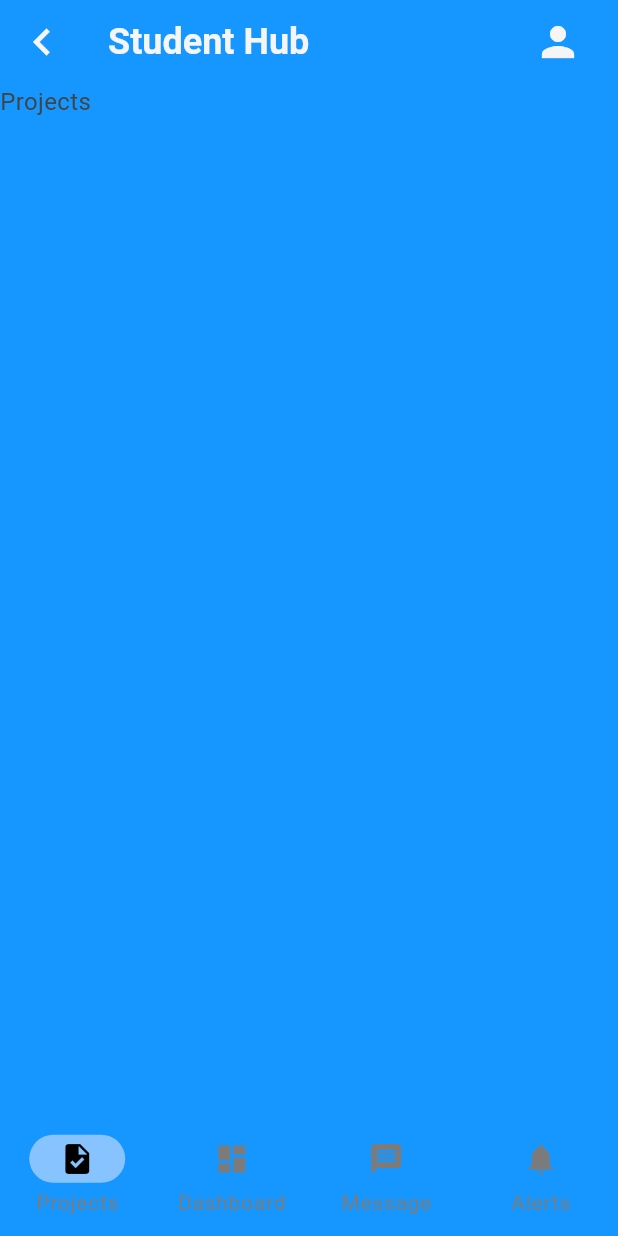
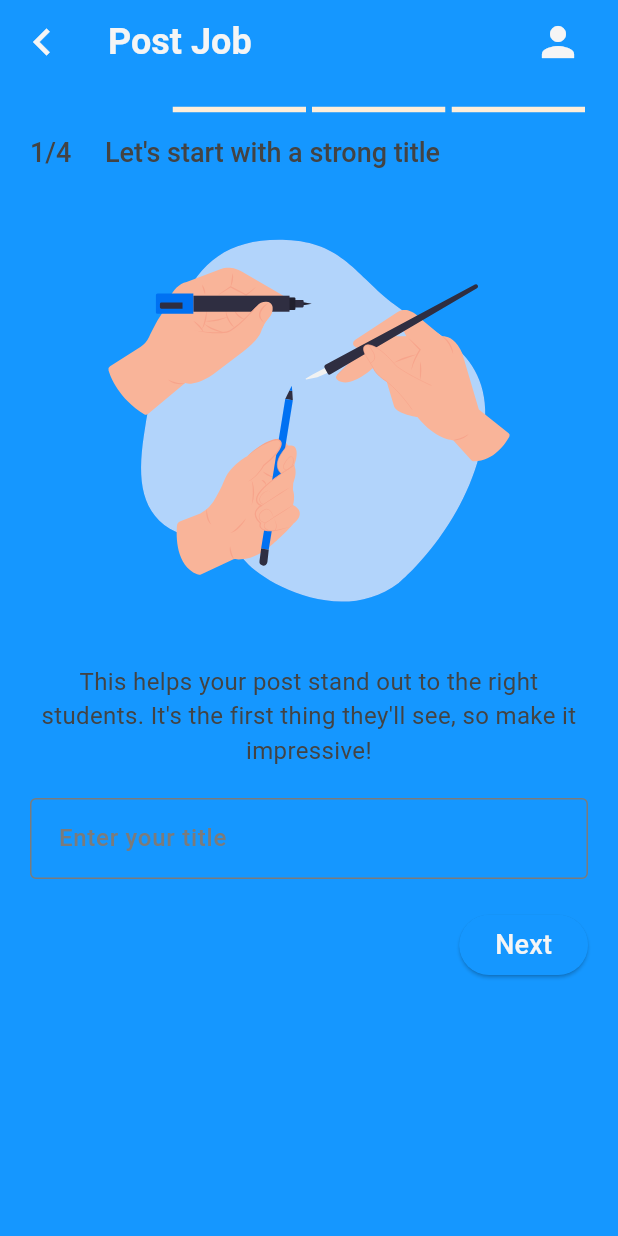
Before and after one commit to PhuocDinh462/student_hub, a Flutter app: the screen it shows after launch, on a phone screen of 412 x 824 dp. Run offline on Flutter 3.47's test engine with Material 3 defaults, Android fonts, the phone set to English and light mode, and no system bars; drawn by our look-alikes of step_progress_indicator; our stand-ins replace flutter_svg, gap, pinput, shared_preferences; missing offline and left inert: country_flags, language_code; generated files the repository leaves out were written again.

Commit message:
feat: post job step 1

```diff
--- a/lib/main.dart
+++ b/lib/main.dart
@@ -36,7 +36,7 @@ class MyApp extends StatelessWidget {
       supportedLocales: AppLocalizations.supportedLocales,
       locale: Locale(themeProvider.getLanguage),
       routes: AppRoutes.routes,
-      initialRoute: '/nav',
+      initialRoute: '/post_job',
       debugShowCheckedModeBanner: false,
       theme:
           themeProvider.getThemeMode ? AppTheme.darkTheme : AppTheme.lightTheme,
--- a/lib/routes/app_routes.dart
+++ b/lib/routes/app_routes.dart
@@ -12,6 +12,7 @@ import 'package:student_hub/screens/authentication/login.dart';
 import 'package:student_hub/screens/authentication/sign_up_option.dart';
 import 'package:student_hub/screens/authentication/verify_code.dart';
 import 'package:student_hub/screens/home/Home.dart';
+import 'package:student_hub/screens/post_job/post_job.dart';
 import 'package:student_hub/screens/profile/profile.dart';
 import 'package:student_hub/screens/profile/profile_input.dart';
 import 'package:student_hub/screens/welcome/welcome.dart';
@@ -36,6 +37,7 @@ class AppRoutes {
   static const String account = '/account';
   static const String settings = '/account/settings';
   static const String languages = '/account/settings/languages';
+  static const String postJob = '/post_job';
 
   static Map<String, WidgetBuilder> routes = {
     home: (context) => const AccountHeader(title: 'Home', body: Home()),
@@ -59,5 +61,7 @@ class AppRoutes {
         const AccountHeader(title: 'Settings', body: Settings()),
     languages: (context) =>
         const AccountHeader(title: 'Languages', body: Languages()),
+    postJob: (context) =>
+        const AccountHeader(title: 'Post Job', body: PostJob()),
   };
 }
--- a/lib/screens/dashboard/dashboard.dart
+++ b/lib/screens/dashboard/dashboard.dart
@@ -1,5 +1,4 @@
 import 'package:flutter/material.dart';
-import 'package:gap/gap.dart';
 import 'package:provider/provider.dart';
 import 'package:student_hub/constants/theme.dart';
 import 'package:student_hub/providers/theme_provider.dart';
--- /dev/null
+++ b/lib/screens/post_job/post_job.dart
@@ -0,0 +1,40 @@
+import 'package:flutter/material.dart';
+import 'package:gap/gap.dart';
+import 'package:step_progress_indicator/step_progress_indicator.dart';
+import 'package:student_hub/constants/theme.dart';
+import 'package:student_hub/screens/post_job/widgets/step1.dart';
+
+class PostJob extends StatefulWidget {
+  const PostJob({super.key});
+
+  @override
+  createState() => _PostJobState();
+}
+
+class _PostJobState extends State<PostJob> {
+  final int _currentStep = 1;
+
+  @override
+  Widget build(BuildContext context) {
+    return Container(
+      width: double.infinity,
+      margin: const EdgeInsets.symmetric(horizontal: 20),
+      child: SingleChildScrollView(
+        child: Column(
+          children: [
+            const Gap(15),
+            StepProgressIndicator(
+              totalSteps: 4,
+              currentStep: _currentStep,
+              selectedColor: primary_300,
+              unselectedColor: primary_50,
+            ),
+            const Gap(15),
+            const Step1(),
+            const Gap(15),
+          ],
+        ),
+      ),
+    );
+  }
+}
--- /dev/null
+++ b/lib/screens/post_job/widgets/step1.dart
@@ -0,0 +1,80 @@
+import 'package:flutter/material.dart';
+import 'package:gap/gap.dart';
+import 'package:flutter_svg/flutter_svg.dart';
+import 'package:student_hub/constants/theme.dart';
+
+class Step1 extends StatefulWidget {
+  const Step1({super.key});
+
+  @override
+  Step1State createState() => Step1State();
+}
+
+class Step1State extends State<Step1> {
+  final _formKey = GlobalKey<FormState>();
+
+  @override
+  Widget build(BuildContext context) {
+    return Form(
+      key: _formKey,
+      child: Column(
+        crossAxisAlignment: CrossAxisAlignment.start,
+        children: <Widget>[
+          Text("1/4\t\t\t\t\tLet's start with a strong title",
+              style: Theme.of(context).textTheme.titleLarge),
+          const Gap(5),
+          SvgPicture.asset(
+            'assets/svg/Hand-holding-pen.svg',
+            width: MediaQuery.of(context).size.width,
+          ),
+          const Text(
+            'This helps your post stand out to the right students. '
+            "It's the first thing they'll see, so make it impressive!",
+            textAlign: TextAlign.center,
+          ),
+          const Gap(20),
+          TextFormField(
+            scrollPadding: const EdgeInsets.only(bottom: double.infinity),
+            validator: (value) {
+              if (value == null || value.isEmpty) {
+                return 'Please enter some text';
+              }
+              return null;
+            },
+            decoration: const InputDecoration(
+              hintText: 'Enter your title',
+              contentPadding: EdgeInsets.all(15),
+              border: OutlineInputBorder(),
+              enabledBorder: OutlineInputBorder(
+                borderSide: BorderSide(
+                  color: text_500,
+                  width: 1,
+                ),
+              ),
+            ),
+          ),
+          const Gap(20),
+          Align(
+            alignment: Alignment.centerRight,
+            child: ElevatedButton(
+              onPressed: () {
+                if (_formKey.currentState!.validate()) {
+                  ScaffoldMessenger.of(context).showSnackBar(
+                    const SnackBar(content: Text('Processing Data')),
+                  );
+                }
+              },
+              child: const Text(
+                'Next',
+                style: TextStyle(
+                  color: text_50,
+                  fontSize: 18,
+                ),
+              ),
+            ),
+          ),
+        ],
+      ),
+    );
+  }
+}
--- a/pubspec.yaml
+++ b/pubspec.yaml
@@ -42,6 +42,8 @@ dependencies:
     sdk: flutter
   country_flags: ^2.2.0
   language_code: ^0.4.1
+  step_progress_indicator: ^1.0.2
+  flutter_svg: ^2.0.10+1
 
 dev_dependencies:
   flutter_test:
@@ -64,6 +66,8 @@ flutter:
   # the material Icons class.
   uses-material-design: true
   generate: true
+  assets:
+    - assets/svg/
 
   # To add assets to your application, add an assets section, like this:
   # assets:
```
Also changed, not shown: assets/svg/Hand-holding-pen.svg (added).
